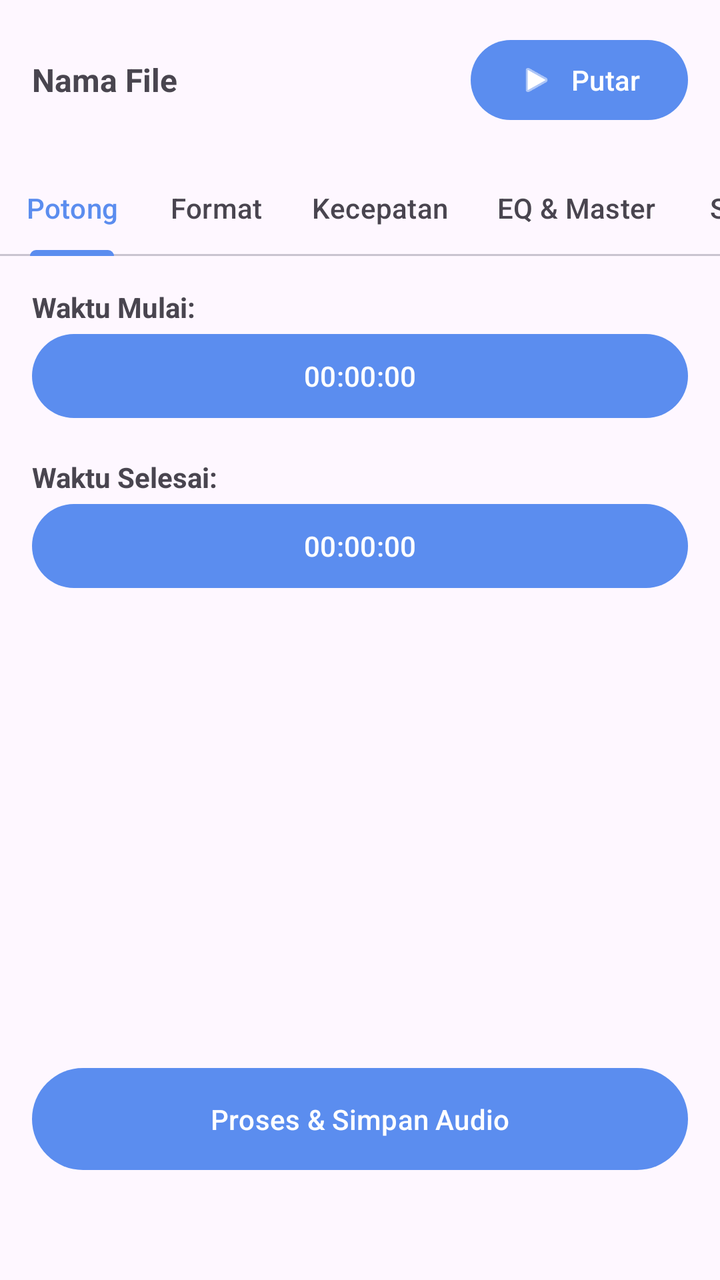
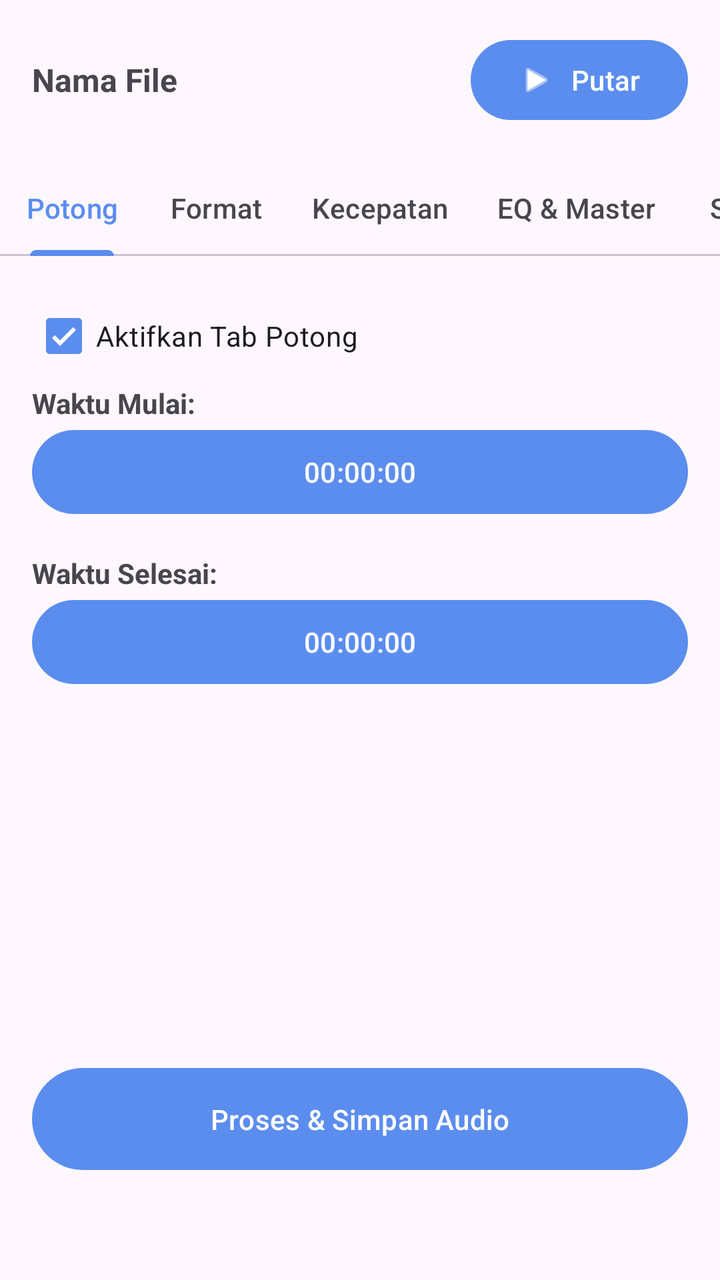

Screens rendered from an Android XML layout before and after an edit, with the pre-edit source and the edit as a unified diff.
<!-- AndroidManifest.xml: application theme Theme.PlaManajer -->
<!-- res/layout/activity_audio_editor.xml -->
<?xml version="1.0" encoding="utf-8"?>
<LinearLayout xmlns:android="http://schemas.android.com/apk/res/android"
    xmlns:app="http://schemas.android.com/apk/res-auto"
    android:layout_width="match_parent"
    android:layout_height="match_parent"
    android:background="?android:attr/colorBackground"
    android:orientation="vertical">

    <LinearLayout
        android:layout_width="match_parent"
        android:layout_height="wrap_content"
        android:orientation="horizontal"
        android:gravity="center_vertical"
        android:padding="16dp">
        <TextView
            android:id="@+id/tvFileName"
            android:layout_width="0dp"
            android:layout_height="wrap_content"
            android:layout_weight="1"
            android:text="Nama File"
            android:textSize="16sp"
            android:textStyle="bold"
            android:maxLines="1"
            android:ellipsize="end" />
        <com.google.android.material.button.MaterialButton
            android:id="@+id/btnPreviewAudio"
            android:layout_width="wrap_content"
            android:layout_height="wrap_content"
            android:text="Putar"
            app:icon="@android:drawable/ic_media_play" />
    </LinearLayout>

    <com.google.android.material.tabs.TabLayout
        android:id="@+id/tabLayoutAudio"
        android:layout_width="match_parent"
        android:layout_height="wrap_content"
        app:tabMode="scrollable"
        app:tabIndicatorColor="?attr/colorPrimary">

        <com.google.android.material.tabs.TabItem android:layout_width="wrap_content" android:layout_height="wrap_content" android:text="Potong" />
        <com.google.android.material.tabs.TabItem android:layout_width="wrap_content" android:layout_height="wrap_content" android:text="Format" />
        <com.google.android.material.tabs.TabItem android:layout_width="wrap_content" android:layout_height="wrap_content" android:text="Kecepatan" />
        <com.google.android.material.tabs.TabItem android:layout_width="wrap_content" android:layout_height="wrap_content" android:text="EQ &amp; Master" />
        <com.google.android.material.tabs.TabItem android:layout_width="wrap_content" android:layout_height="wrap_content" android:text="Stereo" />
    </com.google.android.material.tabs.TabLayout>

    <ScrollView
        android:layout_width="match_parent"
        android:layout_height="0dp"
        android:layout_weight="1"
        android:paddingHorizontal="16dp"
        android:paddingTop="16dp">

        <LinearLayout
            android:layout_width="match_parent"
            android:layout_height="wrap_content"
            android:orientation="vertical">

            
            <LinearLayout android:id="@+id/layoutTabTrim" android:layout_width="match_parent" android:layout_height="wrap_content" android:orientation="vertical" android:visibility="visible">
                <TextView android:layout_width="wrap_content" android:layout_height="wrap_content" android:text="Waktu Mulai:" android:textStyle="bold"/>
                <com.google.android.material.button.MaterialButton
                    android:id="@+id/btnPickStartTime"
                    android:layout_width="match_parent"
                    android:layout_height="50dp"
                    android:text="00:00:00"
                    android:layout_marginBottom="16dp"/>
                    
                <TextView android:layout_width="wrap_content" android:layout_height="wrap_content" android:text="Waktu Selesai:" android:textStyle="bold"/>
                <com.google.android.material.button.MaterialButton
                    android:id="@+id/btnPickEndTime"
                    android:layout_width="match_parent"
                    android:layout_height="50dp"
                    android:text="00:00:00"/>
            </LinearLayout>

            
            <LinearLayout android:id="@+id/layoutTabFormat" android:layout_width="match_parent" android:layout_height="wrap_content" android:orientation="vertical" android:visibility="gone">
                <TextView android:layout_width="wrap_content" android:layout_height="wrap_content" android:text="Format &amp; Kualitas:" android:textStyle="bold"/>
                <LinearLayout android:layout_width="match_parent" android:layout_height="wrap_content" android:orientation="horizontal" android:layout_marginTop="8dp">
                    <Spinner android:id="@+id/spinnerFormat" android:layout_width="0dp" android:layout_height="40dp" android:layout_weight="1"/>
                    <Spinner android:id="@+id/spinnerBitrate" android:layout_width="0dp" android:layout_height="40dp" android:layout_weight="1" android:layout_marginStart="8dp"/>
                </LinearLayout>
                <LinearLayout android:layout_width="match_parent" android:layout_height="wrap_content" android:orientation="horizontal" android:layout_marginTop="8dp">
                    <Spinner android:id="@+id/spinnerSampleRate" android:layout_width="0dp" android:layout_height="40dp" android:layout_weight="1"/>
                    <Spinner android:id="@+id/spinnerQuality" android:layout_width="0dp" android:layout_height="40dp" android:layout_weight="1" android:layout_marginStart="8dp"/>
                </LinearLayout>
                <Spinner android:id="@+id/spinnerSaveAs" android:layout_width="match_parent" android:layout_height="40dp" android:layout_marginTop="8dp"/>
                <CheckBox android:id="@+id/cbRemoveWatermark" android:layout_width="match_parent" android:layout_height="wrap_content" android:layout_marginTop="8dp" android:text="Hapus Watermark Suno (Lowpass)"/>
                <CheckBox android:id="@+id/cbRemoveMetadata" android:layout_width="match_parent" android:layout_height="wrap_content" android:text="Hapus Metadata Privasi"/>
            </LinearLayout>

            
            <LinearLayout android:id="@+id/layoutTabSpeed" android:layout_width="match_parent" android:layout_height="wrap_content" android:orientation="vertical" android:visibility="gone">
                <TextView android:id="@+id/tvTempoLabel" android:layout_width="wrap_content" android:layout_height="wrap_content" android:text="Kecepatan: 1.0x" android:textStyle="bold"/>
                <SeekBar android:id="@+id/seekTempo" android:layout_width="match_parent" android:layout_height="wrap_content" android:max="100" android:progress="50" android:layout_marginBottom="16dp"/>
                
                <TextView android:id="@+id/tvPitchLabel" android:layout_width="wrap_content" android:layout_height="wrap_content" android:text="Nada: 0" android:textStyle="bold"/>
                <SeekBar android:id="@+id/seekPitch" android:layout_width="match_parent" android:layout_height="wrap_content" android:max="100" android:progress="50"/>
            </LinearLayout>

            
            <LinearLayout android:id="@+id/layoutTabEq" android:layout_width="match_parent" android:layout_height="wrap_content" android:orientation="vertical" android:visibility="gone">
                <TextView android:id="@+id/tvVolumeLabel" android:layout_width="wrap_content" android:layout_height="wrap_content" android:text="Volume: 100%" android:textStyle="bold"/>
                <SeekBar android:id="@+id/seekVolume" android:layout_width="match_parent" android:layout_height="wrap_content" android:max="200" android:progress="100" android:layout_marginBottom="8dp"/>
                
                
                <TextView android:layout_width="wrap_content" android:layout_height="wrap_content" android:text="31Hz" android:textSize="10sp"/><SeekBar android:id="@+id/eq31" android:layout_width="match_parent" android:layout_height="20dp" android:max="20" android:progress="10"/>
                <TextView android:layout_width="wrap_content" android:layout_height="wrap_content" android:text="44Hz" android:textSize="10sp"/><SeekBar android:id="@+id/eq44" android:layout_width="match_parent" android:layout_height="20dp" android:max="20" android:progress="10"/>
                <TextView android:layout_width="wrap_content" android:layout_height="wrap_content" android:text="60Hz" android:textSize="10sp"/><SeekBar android:id="@+id/eq60" android:layout_width="match_parent" android:layout_height="20dp" android:max="20" android:progress="10"/>
                <TextView android:layout_width="wrap_content" android:layout_height="wrap_content" android:text="80Hz" android:textSize="10sp"/><SeekBar android:id="@+id/eq80" android:layout_width="match_parent" android:layout_height="20dp" android:max="20" android:progress="10"/>
                <TextView android:layout_width="wrap_content" android:layout_height="wrap_content" android:text="150Hz" android:textSize="10sp"/><SeekBar android:id="@+id/eq150" android:layout_width="match_parent" android:layout_height="20dp" android:max="20" android:progress="10"/>
                <TextView android:layout_width="wrap_content" android:layout_height="wrap_content" android:text="250Hz" android:textSize="10sp"/><SeekBar android:id="@+id/eq250" android:layout_width="match_parent" android:layout_height="20dp" android:max="20" android:progress="10"/>
                <TextView android:layout_width="wrap_content" android:layout_height="wrap_content" android:text="360Hz" android:textSize="10sp"/><SeekBar android:id="@+id/eq360" android:layout_width="match_parent" android:layout_height="20dp" android:max="20" android:progress="10"/>
                <TextView android:layout_width="wrap_content" android:layout_height="wrap_content" android:text="460Hz" android:textSize="10sp"/><SeekBar android:id="@+id/eq460" android:layout_width="match_parent" android:layout_height="20dp" android:max="20" android:progress="10"/>
                <TextView android:layout_width="wrap_content" android:layout_height="wrap_content" android:text="700Hz" android:textSize="10sp"/><SeekBar android:id="@+id/eq700" android:layout_width="match_parent" android:layout_height="20dp" android:max="20" android:progress="10"/>
                <TextView android:layout_width="wrap_content" android:layout_height="wrap_content" android:text="900Hz" android:textSize="10sp"/><SeekBar android:id="@+id/eq900" android:layout_width="match_parent" android:layout_height="20dp" android:max="20" android:progress="10"/>
                <TextView android:layout_width="wrap_content" android:layout_height="wrap_content" android:text="1.5kHz" android:textSize="10sp"/><SeekBar android:id="@+id/eq1500" android:layout_width="match_parent" android:layout_height="20dp" android:max="20" android:progress="10"/>
                <TextView android:layout_width="wrap_content" android:layout_height="wrap_content" android:text="2.5kHz" android:textSize="10sp"/><SeekBar android:id="@+id/eq2500" android:layout_width="match_parent" android:layout_height="20dp" android:max="20" android:progress="10"/>
                <TextView android:layout_width="wrap_content" android:layout_height="wrap_content" android:text="4kHz" android:textSize="10sp"/><SeekBar android:id="@+id/eq4000" android:layout_width="match_parent" android:layout_height="20dp" android:max="20" android:progress="10"/>
                <TextView android:layout_width="wrap_content" android:layout_height="wrap_content" android:text="6kHz" android:textSize="10sp"/><SeekBar android:id="@+id/eq6000" android:layout_width="match_parent" android:layout_height="20dp" android:max="20" android:progress="10"/>
                <TextView android:layout_width="wrap_content" android:layout_height="wrap_content" android:text="8kHz" android:textSize="10sp"/><SeekBar android:id="@+id/eq8000" android:layout_width="match_parent" android:layout_height="20dp" android:max="20" android:progress="10"/>
                <TextView android:layout_width="wrap_content" android:layout_height="wrap_content" android:text="12kHz" android:textSize="10sp"/><SeekBar android:id="@+id/eq12000" android:layout_width="match_parent" android:layout_height="20dp" android:max="20" android:progress="10"/>

                <TextView android:id="@+id/tvMasterLabel" android:layout_width="wrap_content" android:layout_height="wrap_content" android:text="Mastering: 0%" android:textStyle="bold" android:layout_marginTop="8dp"/>
                <SeekBar android:id="@+id/seekMaster" android:layout_width="match_parent" android:layout_height="wrap_content" android:max="100" android:progress="0"/>
                
                <TextView android:id="@+id/tvLimiterLabel" android:layout_width="wrap_content" android:layout_height="wrap_content" android:text="Limiter: 0%" android:textStyle="bold"/>
                <SeekBar android:id="@+id/seekLimiter" android:layout_width="match_parent" android:layout_height="wrap_content" android:max="100" android:progress="0"/>
            </LinearLayout>

            
            <LinearLayout android:id="@+id/layoutTabStereo" android:layout_width="match_parent" android:layout_height="wrap_content" android:orientation="vertical" android:visibility="gone">
                <TextView android:id="@+id/tvPanningLabel" android:layout_width="wrap_content" android:layout_height="wrap_content" android:text="Panning (Kiri/Kanan): 0" android:textStyle="bold"/>
                <SeekBar android:id="@+id/seekPanning" android:layout_width="match_parent" android:layout_height="wrap_content" android:max="200" android:progress="100" android:layout_marginBottom="16dp"/>
                
                <TextView android:id="@+id/tvStereoLabel" android:layout_width="wrap_content" android:layout_height="wrap_content" android:text="Stereo Width (Pelebaran): 0%" android:textStyle="bold"/>
                <SeekBar android:id="@+id/seekStereo" android:layout_width="match_parent" android:layout_height="wrap_content" android:max="200" android:progress="0" android:layout_marginBottom="16dp"/>
                
                <TextView android:id="@+id/tvEchoLabel" android:layout_width="wrap_content" android:layout_height="wrap_content" android:text="Echo / Reverb: 0%" android:textStyle="bold"/>
                <SeekBar android:id="@+id/seekEcho" android:layout_width="match_parent" android:layout_height="wrap_content" android:max="100" android:progress="0"/>
            </LinearLayout>

        </LinearLayout>
    </ScrollView>

    <LinearLayout android:layout_width="match_parent" android:layout_height="wrap_content" android:padding="16dp">
        <com.google.android.material.button.MaterialButton
            android:id="@+id/btnProcess"
            android:layout_width="match_parent"
            android:layout_height="wrap_content"
            android:padding="16dp"
            android:text="Proses &amp; Simpan Audio"/>
    </LinearLayout>
    
    <TextView
        android:id="@+id/tvProgress"
        android:layout_width="match_parent"
        android:layout_height="wrap_content"
        android:layout_marginBottom="16dp"
        android:gravity="center"
        android:textColor="#4CAF50"/>
</LinearLayout>
<!-- resources referenced by this layout -->
<resources>
  <style name="Theme.PlaManajer" parent="Theme.Material3.DayNight.NoActionBar">
          <item name="colorPrimary">@color/primary</item>
          <item name="colorOnPrimary">@color/on_primary</item>
          <item name="colorPrimaryContainer">@color/primary_container</item>
          <item name="colorOnPrimaryContainer">@color/on_primary_container</item>
          <item name="android:statusBarColor">?attr/colorSurface</item>
          <item name="android:windowLightStatusBar" tools:targetApi="m">?attr/isLightTheme</item>
      </style>
  <color name="primary">#5B8DEF</color>
  <color name="on_primary">#FFFFFF</color>
  <color name="primary_container">#D8E4FF</color>
  <color name="on_primary_container">#001B3D</color>
</resources>

<!-- the commit's change to res/layout/activity_audio_editor.xml (unified diff, before → after) -->
@@ -58,6 +58,7 @@
 
             
             <LinearLayout android:id="@+id/layoutTabTrim" android:layout_width="match_parent" android:layout_height="wrap_content" android:orientation="vertical" android:visibility="visible">
+                <CheckBox android:id="@+id/cbTabTrim" android:layout_width="match_parent" android:layout_height="wrap_content" android:text="Aktifkan Tab Potong" android:checked="true"/>
                 <TextView android:layout_width="wrap_content" android:layout_height="wrap_content" android:text="Waktu Mulai:" android:textStyle="bold"/>
                 <com.google.android.material.button.MaterialButton
                     android:id="@+id/btnPickStartTime"
@@ -65,7 +66,6 @@
                     android:layout_height="50dp"
                     android:text="00:00:00"
                     android:layout_marginBottom="16dp"/>
-                    
                 <TextView android:layout_width="wrap_content" android:layout_height="wrap_content" android:text="Waktu Selesai:" android:textStyle="bold"/>
                 <com.google.android.material.button.MaterialButton
                     android:id="@+id/btnPickEndTime"
@@ -76,6 +76,7 @@
 
             
             <LinearLayout android:id="@+id/layoutTabFormat" android:layout_width="match_parent" android:layout_height="wrap_content" android:orientation="vertical" android:visibility="gone">
+                <CheckBox android:id="@+id/cbTabFormat" android:layout_width="match_parent" android:layout_height="wrap_content" android:text="Aktifkan Tab Format" android:checked="true"/>
                 <TextView android:layout_width="wrap_content" android:layout_height="wrap_content" android:text="Format &amp; Kualitas:" android:textStyle="bold"/>
                 <LinearLayout android:layout_width="match_parent" android:layout_height="wrap_content" android:orientation="horizontal" android:layout_marginTop="8dp">
                     <Spinner android:id="@+id/spinnerFormat" android:layout_width="0dp" android:layout_height="40dp" android:layout_weight="1"/>
@@ -92,19 +93,19 @@
 
             
             <LinearLayout android:id="@+id/layoutTabSpeed" android:layout_width="match_parent" android:layout_height="wrap_content" android:orientation="vertical" android:visibility="gone">
-                <TextView android:id="@+id/tvTempoLabel" android:layout_width="wrap_content" android:layout_height="wrap_content" android:text="Kecepatan: 1.0x" android:textStyle="bold"/>
+                <CheckBox android:id="@+id/cbTabSpeed" android:layout_width="match_parent" android:layout_height="wrap_content" android:text="Aktifkan Tab Kecepatan &amp; Nada" android:checked="true"/>
+                <TextView android:id="@+id/tvTempoLabel" android:layout_width="wrap_content" android:layout_height="wrap_content" android:text="Kecepatan: 1.00x" android:textStyle="bold"/>
                 <SeekBar android:id="@+id/seekTempo" android:layout_width="match_parent" android:layout_height="wrap_content" android:max="100" android:progress="50" android:layout_marginBottom="16dp"/>
-                
-                <TextView android:id="@+id/tvPitchLabel" android:layout_width="wrap_content" android:layout_height="wrap_content" android:text="Nada: 0" android:textStyle="bold"/>
+                <TextView android:id="@+id/tvPitchLabel" android:layout_width="wrap_content" android:layout_height="wrap_content" android:text="Nada: 0 (Tetap)" android:textStyle="bold"/>
                 <SeekBar android:id="@+id/seekPitch" android:layout_width="match_parent" android:layout_height="wrap_content" android:max="100" android:progress="50"/>
             </LinearLayout>
 
             
             <LinearLayout android:id="@+id/layoutTabEq" android:layout_width="match_parent" android:layout_height="wrap_content" android:orientation="vertical" android:visibility="gone">
+                <CheckBox android:id="@+id/cbTabEq" android:layout_width="match_parent" android:layout_height="wrap_content" android:text="Aktifkan Tab EQ &amp; Master" android:checked="true"/>
                 <TextView android:id="@+id/tvVolumeLabel" android:layout_width="wrap_content" android:layout_height="wrap_content" android:text="Volume: 100%" android:textStyle="bold"/>
                 <SeekBar android:id="@+id/seekVolume" android:layout_width="match_parent" android:layout_height="wrap_content" android:max="200" android:progress="100" android:layout_marginBottom="8dp"/>
-                
-                
+
                 <TextView android:layout_width="wrap_content" android:layout_height="wrap_content" android:text="31Hz" android:textSize="10sp"/><SeekBar android:id="@+id/eq31" android:layout_width="match_parent" android:layout_height="20dp" android:max="20" android:progress="10"/>
                 <TextView android:layout_width="wrap_content" android:layout_height="wrap_content" android:text="44Hz" android:textSize="10sp"/><SeekBar android:id="@+id/eq44" android:layout_width="match_parent" android:layout_height="20dp" android:max="20" android:progress="10"/>
                 <TextView android:layout_width="wrap_content" android:layout_height="wrap_content" android:text="60Hz" android:textSize="10sp"/><SeekBar android:id="@+id/eq60" android:layout_width="match_parent" android:layout_height="20dp" android:max="20" android:progress="10"/>
@@ -124,19 +125,18 @@
 
                 <TextView android:id="@+id/tvMasterLabel" android:layout_width="wrap_content" android:layout_height="wrap_content" android:text="Mastering: 0%" android:textStyle="bold" android:layout_marginTop="8dp"/>
                 <SeekBar android:id="@+id/seekMaster" android:layout_width="match_parent" android:layout_height="wrap_content" android:max="100" android:progress="0"/>
-                
+
                 <TextView android:id="@+id/tvLimiterLabel" android:layout_width="wrap_content" android:layout_height="wrap_content" android:text="Limiter: 0%" android:textStyle="bold"/>
                 <SeekBar android:id="@+id/seekLimiter" android:layout_width="match_parent" android:layout_height="wrap_content" android:max="100" android:progress="0"/>
             </LinearLayout>
 
             
             <LinearLayout android:id="@+id/layoutTabStereo" android:layout_width="match_parent" android:layout_height="wrap_content" android:orientation="vertical" android:visibility="gone">
+                <CheckBox android:id="@+id/cbTabStereo" android:layout_width="match_parent" android:layout_height="wrap_content" android:text="Aktifkan Tab Stereo &amp; Efek" android:checked="true"/>
                 <TextView android:id="@+id/tvPanningLabel" android:layout_width="wrap_content" android:layout_height="wrap_content" android:text="Panning (Kiri/Kanan): 0" android:textStyle="bold"/>
                 <SeekBar android:id="@+id/seekPanning" android:layout_width="match_parent" android:layout_height="wrap_content" android:max="200" android:progress="100" android:layout_marginBottom="16dp"/>
-                
                 <TextView android:id="@+id/tvStereoLabel" android:layout_width="wrap_content" android:layout_height="wrap_content" android:text="Stereo Width (Pelebaran): 0%" android:textStyle="bold"/>
                 <SeekBar android:id="@+id/seekStereo" android:layout_width="match_parent" android:layout_height="wrap_content" android:max="200" android:progress="0" android:layout_marginBottom="16dp"/>
-                
                 <TextView android:id="@+id/tvEchoLabel" android:layout_width="wrap_content" android:layout_height="wrap_content" android:text="Echo / Reverb: 0%" android:textStyle="bold"/>
                 <SeekBar android:id="@+id/seekEcho" android:layout_width="match_parent" android:layout_height="wrap_content" android:max="100" android:progress="0"/>
             </LinearLayout>
@@ -152,7 +152,7 @@
             android:padding="16dp"
             android:text="Proses &amp; Simpan Audio"/>
     </LinearLayout>
-    
+
     <TextView
         android:id="@+id/tvProgress"
         android:layout_width="match_parent"
